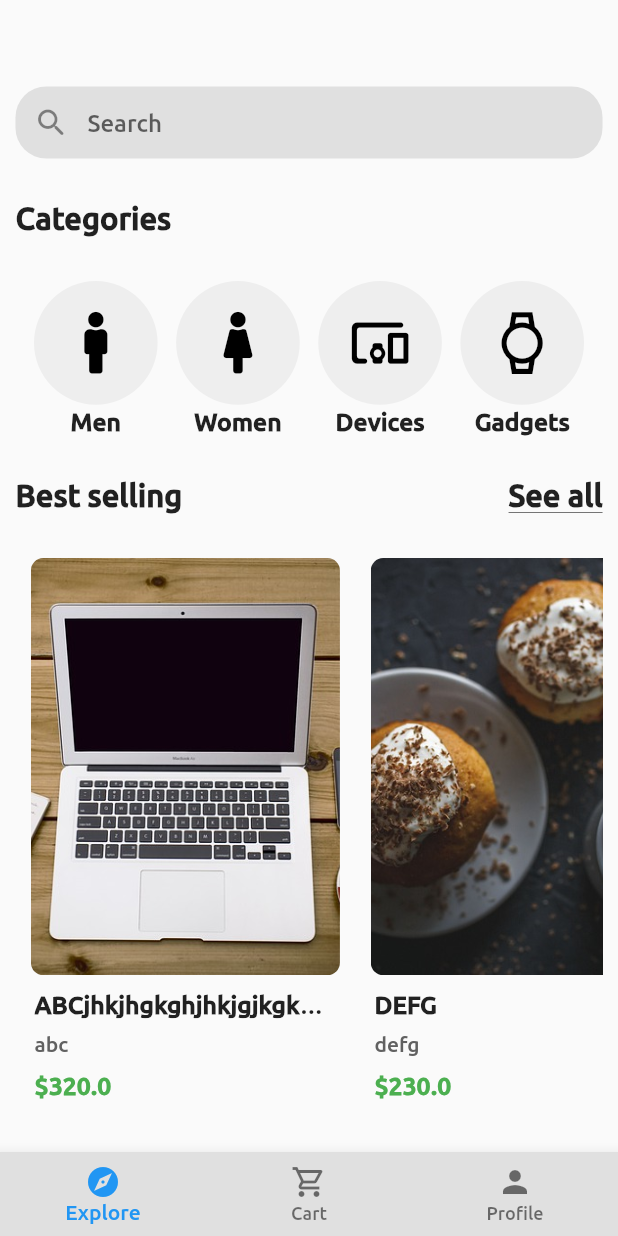
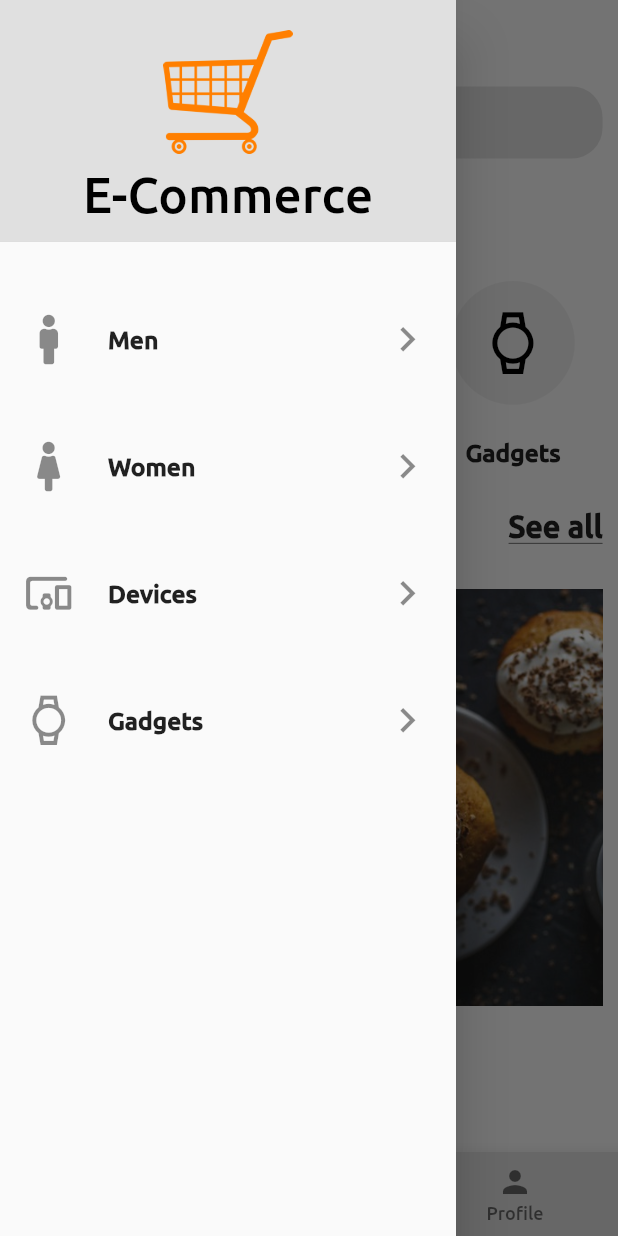
Before and after one commit to MohamedFaraag/E-Commerce, a Flutter app: the screen it shows after launch, with the side drawer open (before the commit the screen has no drawer), on a phone screen of 412 x 824 dp. Run offline on Flutter 3.47's test engine with Material 2 defaults, Android fonts, the phone set to English and light mode, and no system bars; our stand-ins replace font_awesome_flutter.

Commit message:
Second Commit

```diff
--- /dev/null
+++ b/lib/Screens/drawer.dart
@@ -0,0 +1,79 @@
+import 'package:ecommerce/Screens/drawer_items.dart';
+import 'package:flutter/material.dart';
+import 'package:font_awesome_flutter/font_awesome_flutter.dart';
+
+class Draw extends StatelessWidget {
+  Draw({
+    @required this.size,
+  });
+
+  final Size size;
+
+  @override
+  Widget build(BuildContext context) {
+    return Drawer(
+      child: ListView(
+        children: <Widget>[
+          DrawerHeader(
+            child: Center(
+                child: Column(
+                  mainAxisAlignment: MainAxisAlignment.spaceAround,
+                  children: <Widget>[
+                    Image.asset(
+                      'images/shopping.png',
+                      fit: BoxFit.contain,
+                      height: size.height * 0.1,
+                    ),
+                    Text(
+                      'E-Commerce',
+                      textAlign: TextAlign.center,
+                      style: TextStyle(
+                          fontSize: size.height * 0.04, color: Colors.black),
+                    ),
+                  ],
+                )),
+            decoration: BoxDecoration(
+              color: Colors.grey.shade300,
+            ),
+          ),
+          SizedBox(
+            height: size.height * 0.035,
+          ),
+          Lt(
+            size: size,
+            function: () {},
+            title: 'Men',
+            iconData: FontAwesomeIcons.male,
+          ),
+          SizedBox(
+            height: size.height * 0.035,
+          ),
+          Lt(
+            size: size,
+            function: () {},
+            title: 'Women',
+            iconData: FontAwesomeIcons.female,
+          ),
+          SizedBox(
+            height: size.height * 0.035,
+          ),
+          Lt(
+            size: size,
+            function: () {},
+            title: 'Devices',
+            iconData: Icons.devices_other_rounded,
+          ),
+          SizedBox(
+            height: size.height * 0.035,
+          ),
+          Lt(
+            size: size,
+            function: () {},
+            title: 'Gadgets',
+            iconData: Icons.watch_outlined,
+          ),
+        ],
+      ),
+    );
+  }
+}
--- /dev/null
+++ b/lib/Screens/drawer_items.dart
@@ -0,0 +1,37 @@
+import 'package:flutter/material.dart';
+
+class Lt extends StatelessWidget {
+  Lt({
+    @required this.size,
+    @required this.function,
+    @required this.title,
+    @required this.iconData,
+  });
+
+  final Size size;
+  final Function function;
+  final String title;
+  final IconData iconData;
+
+  @override
+  Widget build(BuildContext context) {
+    return ListTile(
+      onTap: function,
+      title: Text(
+        title,
+        style: TextStyle(
+          fontSize: size.height * 0.020,
+          fontWeight: FontWeight.bold,
+        ),
+      ),
+      leading: Icon(
+        iconData,
+        size: size.height * 0.04,
+      ),
+      trailing: Icon(
+        Icons.navigate_next_outlined,
+        size: size.height * 0.04,
+      ),
+    );
+  }
+}
--- a/lib/Screens/home_screen.dart
+++ b/lib/Screens/home_screen.dart
@@ -1,3 +1,4 @@
+import 'package:ecommerce/Screens/drawer.dart';
 import 'package:ecommerce/categories.dart';
 import 'package:ecommerce/product.dart';
 import 'product_items.dart';
@@ -229,8 +230,8 @@ class _HomeScreenState extends State<HomeScreen> {
               height: size.height * 0.035,
             ),
             Container(
-              margin: EdgeInsets.symmetric(horizontal: size.width * 0.025),
-              height: size.width * 0.25,
+              margin: EdgeInsets.symmetric(horizontal: size.height * 0.025),
+              height: size.height * 0.15,
               //height: size.height * 0.1,
               child: Row(
                 mainAxisAlignment: MainAxisAlignment.spaceEvenly,
@@ -334,6 +335,7 @@ class _HomeScreenState extends State<HomeScreen> {
           ],
         ),
       ),
+      drawer: Draw(size: size),
       bottomNavigationBar: BottomNavigationBar(
         backgroundColor: Colors.grey.shade300,
         currentIndex: currentIndex,
--- a/lib/Screens/product_items.dart
+++ b/lib/Screens/product_items.dart
@@ -1,4 +1,5 @@
 import 'package:ecommerce/product.dart';
+import 'package:flutter/cupertino.dart';
 import 'package:flutter/material.dart';
 
 class Items extends StatelessWidget {
@@ -35,10 +36,14 @@ class Items extends StatelessWidget {
         ),
       ),
       body: SingleChildScrollView(
-        child: Padding(
+        scrollDirection: Axis.vertical,
+        child: Column(
+          children: <Widget>[
+            Padding(
               padding: EdgeInsets.all(size.height * 0.0125),
               child: GridView.builder(
                 itemCount: product.length,
+                physics: ScrollPhysics(),
                 shrinkWrap: true,
                 scrollDirection: Axis.vertical,
                 gridDelegate: SliverGridDelegateWithFixedCrossAxisCount(
@@ -48,7 +53,8 @@ class Items extends StatelessWidget {
                 itemBuilder: (context, index) => product[index],
               ),
             ),
-        physics: ScrollPhysics(),
+          ],
+        ),
       ),
     );
   }
--- a/lib/Screens/splash_screen.dart
+++ b/lib/Screens/splash_screen.dart
@@ -30,7 +30,10 @@ class _SplashScreenState extends State<SplashScreen> {
     Size size = MediaQuery.of(context).size;
     return Scaffold(
       body: Center(
-        child: Container(
+        child: Column(
+          mainAxisAlignment: MainAxisAlignment.center,
+          children: <Widget>[
+            Container(
               height: size.height * 0.6,
               width: size.height * 0.4,
               decoration: BoxDecoration(
@@ -42,6 +45,16 @@ class _SplashScreenState extends State<SplashScreen> {
                 ),
               ),
             ),
+            Container(
+              width: size.height * 0.4,
+              child: FittedBox(
+                child: Text(
+                  'E-Commerce',
+                ),
+              ),
+            ),
+          ],
+        ),
       ),
     );
   }
```
Lines whose indentation alone changed are shown as unchanged.
